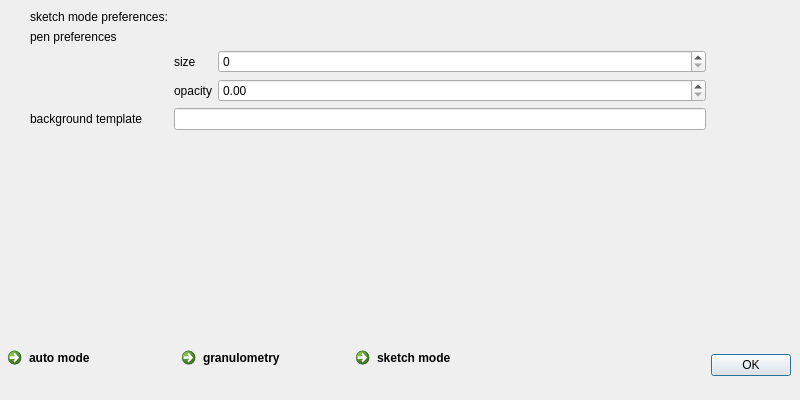
Qt form src/settings_3.ui (deddu/todoy_legacy) before a commit.
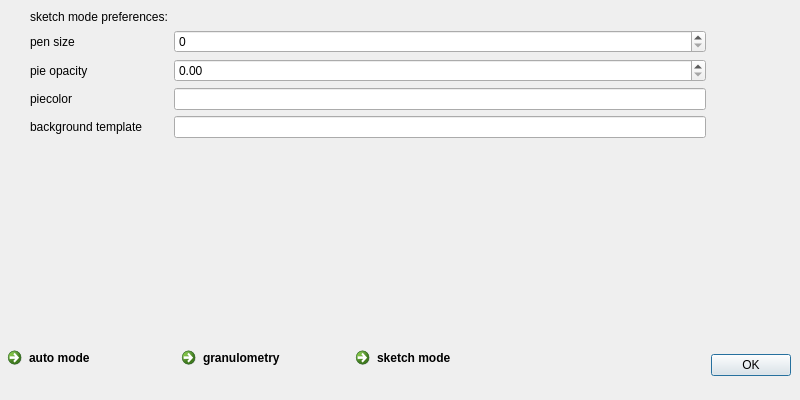
The same form after that commit. The open tabs and pages were chosen to show the change.

Commit message: widget for laptop tryes, lastbuild, and few changes in settings.ui

Patch:
```diff
--- a/src/settings_3.ui
+++ b/src/settings_3.ui
@@ -126,7 +126,7 @@
 &lt;p align=&quot;center&quot; style=&quot; margin-top:0px; margin-bottom:0px; margin-left:0px; margin-right:0px; -qt-block-indent:0; text-indent:0px;&quot;&gt;&lt;span style=&quot; font-size:10pt; font-weight:600;&quot;&gt;defaults are: 100, 200&lt;/span&gt;&lt;/p&gt;&lt;/body&gt;&lt;/html&gt;</string>
      </property>
     </widget>
-    <widget class="QWidget" name="">
+    <widget class="QWidget" name="layoutWidget">
      <property name="geometry">
       <rect>
        <x>14</x>
@@ -235,49 +235,45 @@
          </widget>
         </item>
         <item row="1" column="0">
-         <widget class="QLabel" name="label_6">
+         <widget class="QLabel" name="label_17">
           <property name="text">
-           <string>pen preferences</string>
+           <string>pen size</string>
+          </property>
+         </widget>
+        </item>
+        <item row="1" column="1">
+         <widget class="QSpinBox" name="spinBox_14"/>
+        </item>
+        <item row="2" column="0">
+         <widget class="QLabel" name="label_18">
+          <property name="text">
+           <string>pie opacity</string>
           </property>
          </widget>
         </item>
         <item row="2" column="1">
-         <layout class="QFormLayout" name="formLayout_9">
-          <property name="fieldGrowthPolicy">
-           <enum>QFormLayout::AllNonFixedFieldsGrow</enum>
-          </property>
-          <item row="0" column="0">
-           <widget class="QLabel" name="label_17">
-            <property name="text">
-             <string>size</string>
-            </property>
-           </widget>
-          </item>
-          <item row="0" column="1">
-           <widget class="QSpinBox" name="spinBox_14"/>
-          </item>
-          <item row="1" column="0">
-           <widget class="QLabel" name="label_18">
-            <property name="text">
-             <string>opacity</string>
-            </property>
-           </widget>
-          </item>
-          <item row="1" column="1">
-           <widget class="QDoubleSpinBox" name="doubleSpinBox_15"/>
-          </item>
-         </layout>
+         <widget class="QDoubleSpinBox" name="doubleSpinBox_15"/>
         </item>
         <item row="3" column="0">
-         <widget class="QLabel" name="backgroundTemplateLabel">
+         <widget class="QLabel" name="piecolorLabel">
           <property name="text">
-           <string>background template</string>
+           <string>piecolor</string>
           </property>
          </widget>
         </item>
         <item row="3" column="1">
+         <widget class="QLineEdit" name="piecolorLineEdit"/>
+        </item>
+        <item row="4" column="1">
          <widget class="QLineEdit" name="backgroundTemplateLineEdit"/>
         </item>
+        <item row="4" column="0">
+         <widget class="QLabel" name="backgroundTemplateLabel">
+          <property name="text">
+           <string>background template</string>
+          </property>
+         </widget>
+        </item>
        </layout>
       </item>
      </layout>
```
Left out of the diff: 30 changed lines with no effect on the pictures. The commit also changes 10 other files.
